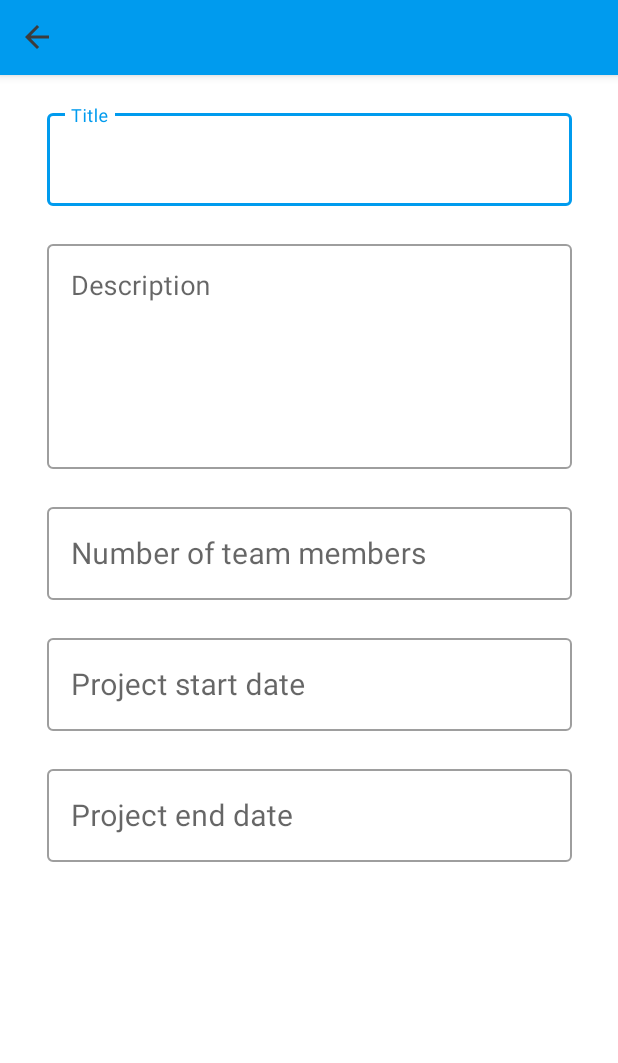
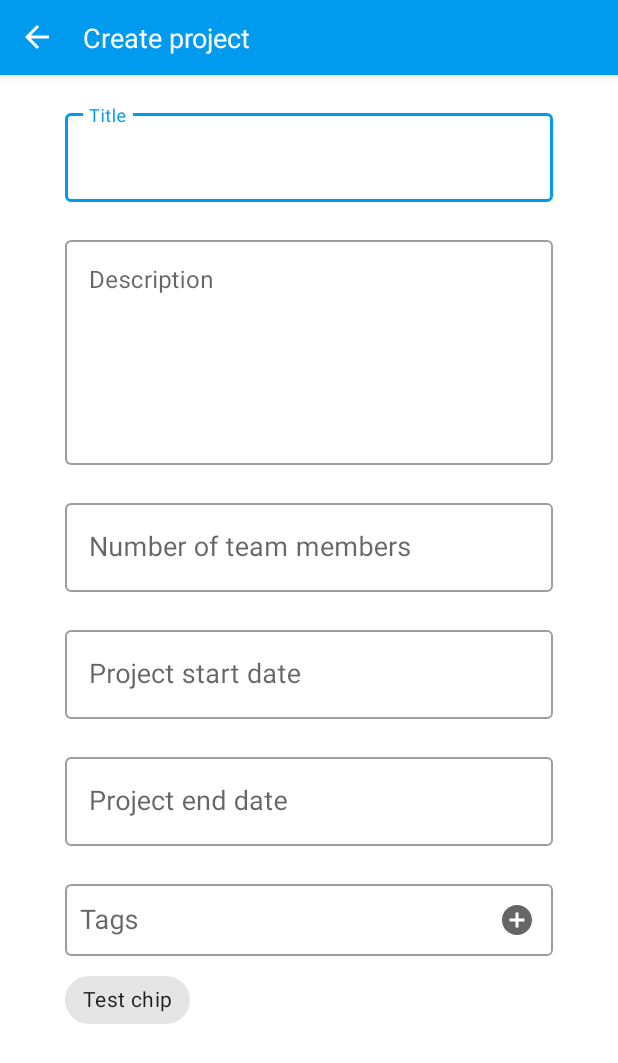
Before and after one commit to remusdc11/studentcollab, an Android app: the AddActivity screen opened directly, with no data from a screen before it, on a phone screen of 412 x 824 dp. Shown: the top 1063 px of the screen. Run offline under Robolectric (Android 15) with nearby library versions, the phone set to English and light mode, and no system bars; our stand-ins replace Firebase (no records; nobody signed in at launch, a user with empty details on screens opened directly).

Commit message:
Add activity fixes & tags autocomplete / chips

```diff
--- a/app/src/main/java/com/studentcollab/Activities/AddActivity.java
+++ b/app/src/main/java/com/studentcollab/Activities/AddActivity.java
@@ -3,14 +3,21 @@ package com.studentcollab.Activities;
 import androidx.appcompat.app.AppCompatActivity;
 
 import android.annotation.SuppressLint;
+import android.content.Context;
 import android.os.Bundle;
 import android.util.Log;
 import android.view.MotionEvent;
 import android.view.View;
+import android.widget.ArrayAdapter;
+import android.widget.TextView;
 
+import com.google.android.material.chip.Chip;
+import com.google.android.material.chip.ChipGroup;
 import com.google.android.material.datepicker.MaterialDatePicker;
 import com.google.android.material.datepicker.MaterialPickerOnPositiveButtonClickListener;
+import com.google.android.material.textfield.MaterialAutoCompleteTextView;
 import com.google.android.material.textfield.TextInputEditText;
+import com.google.firebase.firestore.FirebaseFirestore;
 import com.studentcollab.Globals.MessageDialog;
 import com.studentcollab.R;
 
@@ -23,6 +30,8 @@ public class AddActivity extends AppCompatActivity {
     private long startDateLong = 0;
     private String endDate = null;
     private long endDateLong = 0;
+    private Context context;
+    private FirebaseFirestore db;
 
 
     @Override
@@ -30,9 +39,33 @@ public class AddActivity extends AppCompatActivity {
         super.onCreate(savedInstanceState);
         setContentView(R.layout.activity_add);
 
+        context = this.getApplicationContext();
+
         final TextInputEditText startDateInput = findViewById(R.id.add_edit_text_layout_project_start_date);
         final TextInputEditText endDateInput = findViewById(R.id.add_edit_text_layout_project_end_date);
+        final TextView title = findViewById(R.id.toolbar_simple_TextView_section);
+        final View backButton = findViewById(R.id.toolbar_simple_FrameLayout_back);
+        final ChipGroup chipGroup = findViewById(R.id.add_chip_group);
+        final MaterialAutoCompleteTextView tagsAutoComplete = findViewById(R.id.add_auto_complete_tags);
+        title.setText(R.string.add_title);
 
+        db = FirebaseFirestore.getInstance();
+
+
+        Chip chip = new Chip(this);
+
+        chip.setText("Test chip");
+        chipGroup.addView(chip);
+
+        backButton.setOnClickListener(new View.OnClickListener() {
+            @Override
+            public void onClick(View v) {
+                AddActivity.this.onBackPressed();
+            }
+        });
+
+        ArrayAdapter<String> tagsAdapter = new ArrayAdapter<String>(this, android.R.layout.simple_list_item_1);
+        tagsAutoComplete.setAdapter(tagsAdapter);
 
         final MessageDialog messageDialog = new MessageDialog(AddActivity.this, getString(R.string.add_end_date_error));
 
@@ -48,8 +81,18 @@ public class AddActivity extends AppCompatActivity {
             @Override
             public void onPositiveButtonClick(Object selection) {
                 startDateLong = Long.parseLong(selection.toString());
-                startDate = new SimpleDateFormat("dd/MM/yyyy").format(new Timestamp(startDateLong));
-                startDateInput.setText(startDate);
+
+                if(startDateLong < (new Timestamp(System.currentTimeMillis())).getTime()) {
+                    messageDialog.setMessage(getString(R.string.add_start_date_error));
+                    messageDialog.show();
+                    startDateLong = 0;
+                    startDateInput.setText("");
+                }
+                else {
+                    startDate = new SimpleDateFormat("dd/MM/yyyy").format(new Timestamp(startDateLong));
+                    startDateInput.setText(startDate);
+                }
+
             }
         });
 
@@ -63,14 +106,16 @@ public class AddActivity extends AppCompatActivity {
             @Override
             public void onPositiveButtonClick(Object selection) {
                 endDateLong = Long.parseLong(selection.toString());
-                if(endDateLong < startDateLong) {
+                if(endDateLong < startDateLong || endDateLong  < (new Timestamp(System.currentTimeMillis())).getTime()) {
+                    messageDialog.setMessage(getString(R.string.add_end_date_error));
                     messageDialog.show();
+                    endDateLong = 0;
+                    endDateInput.setText("");
                 }
                 else {
                     endDate = new SimpleDateFormat("dd/MM/yyyy").format(new Timestamp(endDateLong));
                     endDateInput.setText(endDate);
                 }
-
             }
         });
 
@@ -87,7 +132,5 @@ public class AddActivity extends AppCompatActivity {
                 endPicker.show(getSupportFragmentManager(), "endPicker");
             }
         });
-
-
     }
 }
--- /dev/null
+++ b/app/src/main/res/drawable/add_circle.xml
@@ -0,0 +1,9 @@
+<vector xmlns:android="http://schemas.android.com/apk/res/android"
+        android:width="24dp"
+        android:height="24dp"
+        android:viewportWidth="24.0"
+        android:viewportHeight="24.0">
+    <path
+        android:fillColor="#FF000000"
+        android:pathData="M12,2C6.48,2 2,6.48 2,12s4.48,10 10,10 10,-4.48 10,-10S17.52,2 12,2zM17,13h-4v4h-2v-4L7,13v-2h4L11,7h2v4h4v2z"/>
+</vector>
--- a/app/src/main/res/layout/activity_add.xml
+++ b/app/src/main/res/layout/activity_add.xml
@@ -43,7 +43,8 @@
                     android:layout_width="match_parent"
                     android:layout_height="wrap_content"
                     android:inputType="textCapSentences"
-                    android:textSize="@dimen/add_text_height"/>
+                    android:textSize="@dimen/add_text_height"
+                    android:maxLength="50"/>
             </com.google.android.material.textfield.TextInputLayout>
 
             <com.google.android.material.textfield.TextInputLayout
@@ -60,12 +61,13 @@
                     android:id="@+id/add_edit_text_layout_project_description"
                     android:layout_width="match_parent"
                     android:layout_height="150dp"
-                    android:inputType="textMultiLine"
+                    android:inputType="textMultiLine|textCapSentences"
                     android:textSize="@dimen/add_description_height"
                     android:gravity="top"
                     android:overScrollMode="always"
                     android:scrollbarStyle="insideInset"
                     android:scrollbars="vertical"
+                    android:maxLength="500"
                     />
 
             </com.google.android.material.textfield.TextInputLayout>
@@ -86,7 +88,8 @@
                     android:layout_width="match_parent"
                     android:layout_height="wrap_content"
                     android:inputType="numberSigned"
-                    android:textSize="@dimen/add_text_height"/>
+                    android:textSize="@dimen/add_text_height"
+                    android:maxLength="2"/>
             </com.google.android.material.textfield.TextInputLayout>
 
 
@@ -104,6 +107,7 @@
                     android:id="@+id/add_edit_text_layout_project_start_date"
                     android:layout_width="match_parent"
                     android:layout_height="wrap_content"
+                    android:focusable="false"
                     android:editable="false"
                     android:textSize="@dimen/add_text_height"/>
             </com.google.android.material.textfield.TextInputLayout>
@@ -122,9 +126,47 @@
                     android:id="@+id/add_edit_text_layout_project_end_date"
                     android:layout_width="match_parent"
                     android:layout_height="wrap_content"
+                    android:focusable="false"
                     android:editable="false"
                     android:textSize="@dimen/add_text_height"/>
             </com.google.android.material.textfield.TextInputLayout>
+
+            <com.google.android.material.textfield.TextInputLayout
+                android:id="@+id/add_input_layout_tags"
+                android:layout_width="@dimen/add_field_width"
+                android:layout_height="wrap_content"
+                android:layout_margin="@dimen/add_field_margin"
+                android:hint="@string/add_project_tags_hint"
+                app:layout_constraintTop_toBottomOf="@id/add_input_layout_project_end_date"
+                app:layout_constraintStart_toStartOf="parent"
+                app:layout_constraintEnd_toEndOf="parent"
+                app:endIconMode="custom"
+                app:endIconDrawable="@drawable/add_circle">
+
+                <com.google.android.material.textfield.MaterialAutoCompleteTextView
+                    android:id="@+id/add_auto_complete_tags"
+                    android:layout_width="match_parent"
+                    android:layout_height="wrap_content"
+                    android:textSize="@dimen/add_text_height"
+                    android:paddingHorizontal="10dp"
+                    android:paddingVertical="5dp"
+                    android:maxLength="50"
+                    android:completionThreshold="1"
+
+                    />
+            </com.google.android.material.textfield.TextInputLayout>
+
+            <com.google.android.material.chip.ChipGroup
+                android:id="@+id/add_chip_group"
+                android:layout_width="@dimen/add_field_width"
+                android:layout_height="wrap_content"
+                android:layout_marginTop="5dp"
+                app:layout_constraintTop_toBottomOf="@id/add_input_layout_tags"
+                app:layout_constraintStart_toStartOf="parent"
+                app:layout_constraintEnd_toEndOf="parent">
+
+
+            </com.google.android.material.chip.ChipGroup>
 
         </androidx.constraintlayout.widget.ConstraintLayout>
 
--- a/app/src/main/res/values/colors.xml
+++ b/app/src/main/res/values/colors.xml
@@ -19,7 +19,7 @@
     <color name="loadingDialogBackground">#747474</color>
 
 
-    <color name="toolbar_content">#3C3C3C</color>
+    <color name="toolbar_content">#fff</color>
     <color name="toolbar_background">#fff</color>
 
 </resources>
--- a/app/src/main/res/values/dimens.xml
+++ b/app/src/main/res/values/dimens.xml
@@ -36,10 +36,10 @@
     <dimen name="settings_layout_padding">3dp</dimen>
 
     <!-- Add Activity -->
-    <dimen name="add_field_width">350dp</dimen>
+    <dimen name="add_field_width">325dp</dimen>
     <dimen name="add_field_margin">20dp</dimen>
-    <dimen name="add_text_height">20sp</dimen>
-    <dimen name="add_description_height">18sp</dimen>
+    <dimen name="add_text_height">18sp</dimen>
+    <dimen name="add_description_height">16sp</dimen>
 
 
 </resources>
--- a/app/src/main/res/values/strings.xml
+++ b/app/src/main/res/values/strings.xml
@@ -46,14 +46,17 @@
     <string name="hello_blank_fragment">Hello blank fragment</string>
 
     <!-- Add Activity -->
+    <string name="add_title">Create project</string>
     <string name="add_project_title_hint">Title</string>
     <string name="add_project_description_hint">Description</string>
     <string name="add_project_no_users_hint">Number of team members</string>
     <string name="add_project_start_date_hint">Project start date</string>
     <string name="add_project_end_date_hint">Project end date</string>
+    <string name="add_project_tags_hint">Tags</string>
     <string name="add_select_start_date">Select project start date</string>
     <string name="add_select_end_date">Select project end date</string>
-    <string name="add_end_date_error">The end date can\'t be earlier than the start date.</string>
+    <string name="add_end_date_error">The end date can\'t be earlier than the start date or the current date.</string>
+    <string name="add_start_date_error">The start date can\'t be earlier than today.</string>
 
 
 
```
Also changed, not shown: app/src/main/java/com/studentcollab/Globals/TagsCompleteAdapter.java (added, +92 -0 lines).
